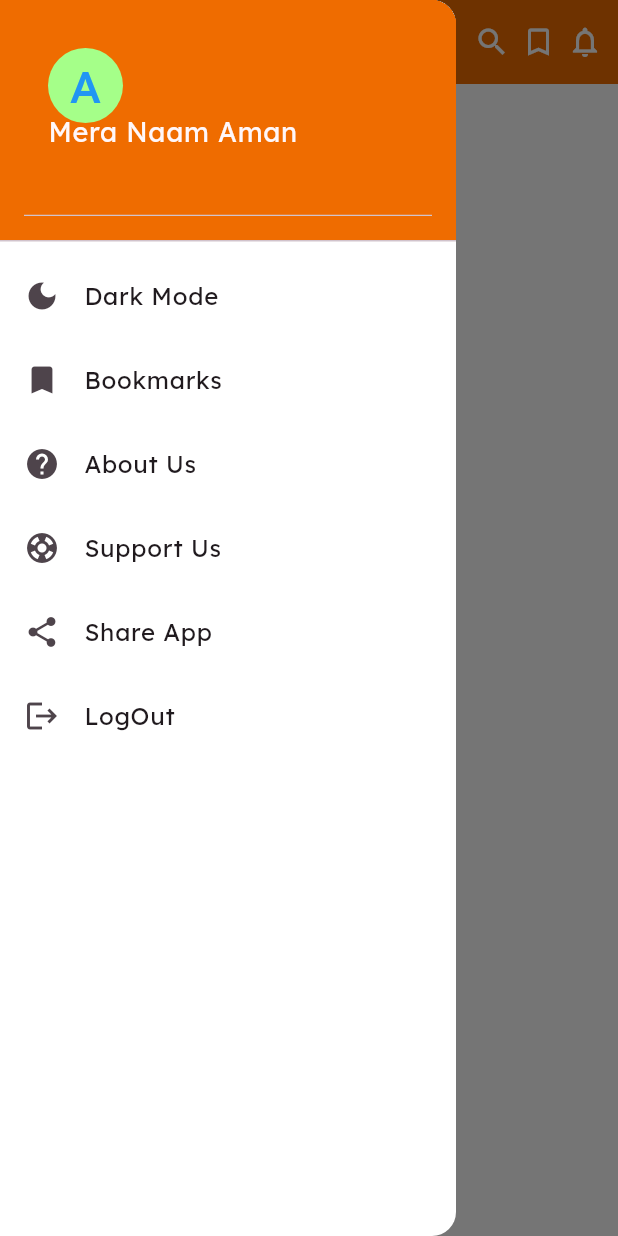
After one commit to Amangupta9026/bhagavad_gita, a Flutter app: the HomeScreen screen opened by its route, after a tap on the "menu" icon, on a phone screen of 412 x 824 dp. The commit adds this screen. Run offline on Flutter 3.47's test engine with Material 2 defaults, Android fonts, the phone set to English and light mode, and no system bars; our stand-ins replace firebase_core, firebase_messaging, flutter_local_notifications, go_router, google_fonts, liquid_swipe; missing offline and left inert: bottom_bar_matu, in_app_update, serverpod, serverpod_client, serverpod_flutter; accounts and stored records are empty.

Commit message:
hello bhai

```diff
--- a/bhagavad_gita_flutter/lib/main.dart
+++ b/bhagavad_gita_flutter/lib/main.dart
@@ -1,6 +1,8 @@
 import 'package:bhagavad_gita_client/bhagavad_gita_client.dart';
+import 'package:bhagavad_gita_flutter/firebase_options.dart';
 import 'package:bhagavad_gita_flutter/router/app_route.dart';
 import 'package:bhagavad_gita_flutter/utils/theme.dart';
+import 'package:firebase_core/firebase_core.dart';
 import 'package:flutter/material.dart';
 import 'package:serverpod_flutter/serverpod_flutter.dart';
 
@@ -9,7 +11,7 @@ var client = Client('http://localhost:8080/')
   ..connectivityMonitor = FlutterConnectivityMonitor();
 Future<void> main() async {
   WidgetsFlutterBinding.ensureInitialized();
-  // await Firebase.initializeApp(options: DefaultFirebaseOptions.currentPlatform);
+  await Firebase.initializeApp(options: DefaultFirebaseOptions.currentPlatform);
   // await Prefs.init();
 
 
--- a/bhagavad_gita_flutter/lib/router/app_route.dart
+++ b/bhagavad_gita_flutter/lib/router/app_route.dart
@@ -1,4 +1,6 @@
 import 'package:bhagavad_gita_flutter/router/routes_names.dart';
+import 'package:bhagavad_gita_flutter/screen/home_screen/home_screen.dart';
+import 'package:bhagavad_gita_flutter/screen/main_screen.dart';
 import 'package:go_router/go_router.dart';
 
 import '../auth/borading_slider/on_boarding.dart';
@@ -23,5 +25,18 @@ final appRoute = GoRouter(initialLocation: getInitialRoute(), routes: [
       return const OnBoarding();
     },
   ),
-
+  GoRoute(
+    path: RouteNames.main,
+    name: RouteNames.main,
+    builder: (context, state) {
+      return const MainScreen();
+    },
+  ),
+  GoRoute(
+    path: RouteNames.home,
+    name: RouteNames.home,
+    builder: (context, state) {
+      return HomeScreen();
+    },
+  ),
 ]);
--- a/bhagavad_gita_flutter/lib/router/routes_names.dart
+++ b/bhagavad_gita_flutter/lib/router/routes_names.dart
@@ -1,5 +1,8 @@
 class RouteNames {
   static const String onBoarding = '/onBoarding';
+  static const String main = '/main';
+  static const String home = '/home';
+
 
 
 }
--- /dev/null
+++ b/bhagavad_gita_flutter/lib/screen/drawer/drawer.dart
@@ -0,0 +1,80 @@
+import '../../utils/file_collection.dart';
+
+class DrawerScreen extends StatelessWidget {
+  const DrawerScreen({super.key});
+
+  @override
+  Widget build(BuildContext context) {
+    return Drawer(
+      backgroundColor: Colors.white,
+      child: ListView(
+        padding: const EdgeInsets.all(0),
+        children: [
+          DrawerHeader(
+            decoration: BoxDecoration(
+              color: Colors.orange[800],
+            ), //BoxDecoration
+            child: UserAccountsDrawerHeader(
+              decoration: BoxDecoration(color: Colors.orange[800]),
+              accountName: const Text(
+                "Mera Naam Aman",
+                style: TextStyle(fontSize: 18),
+              ),
+              accountEmail: const Text(""),
+              currentAccountPictureSize: const Size.square(50),
+              currentAccountPicture: const CircleAvatar(
+                backgroundColor: Color.fromARGB(255, 165, 255, 137),
+                child: Text(
+                  "A",
+                  style: TextStyle(fontSize: 30.0, color: Colors.blue),
+                ), //Text
+              ), //circleAvatar
+            ), //UserAccountDrawerHeader
+          ), //DrawerHeader
+          ListTile(
+            leading: const Icon(Icons.dark_mode),
+            title: const Text('Dark Mode'),
+            onTap: () {
+              Navigator.pop(context);
+            },
+          ),
+          ListTile(
+            leading: const Icon(Icons.bookmark),
+            title: const Text('Bookmarks'),
+            onTap: () {
+              Navigator.pop(context);
+            },
+          ),
+          ListTile(
+            leading: const Icon(Icons.help),
+            title: const Text('About Us'),
+            onTap: () {
+              Navigator.pop(context);
+            },
+          ),
+          ListTile(
+            leading: const Icon(Icons.support),
+            title: const Text('Support Us'),
+            onTap: () {
+              Navigator.pop(context);
+            },
+          ),
+          ListTile(
+            leading: const Icon(Icons.share),
+            title: const Text('Share App'),
+            onTap: () {
+              Navigator.pop(context);
+            },
+          ),
+          ListTile(
+            leading: const Icon(Icons.logout),
+            title: const Text('LogOut'),
+            onTap: () {
+              Navigator.pop(context);
+            },
+          ),
+        ],
+      ),
+    ); //Drawe;
+  }
+}
--- /dev/null
+++ b/bhagavad_gita_flutter/lib/screen/home_screen/home_screen.dart
@@ -0,0 +1,53 @@
+import 'package:bhagavad_gita_flutter/utils/file_collection.dart';
+
+import '../drawer/drawer.dart';
+
+class HomeScreen extends StatelessWidget {
+  final GlobalKey<ScaffoldState> scaffoldStateKey = GlobalKey<ScaffoldState>();
+   HomeScreen({super.key});
+
+  @override
+  Widget build(BuildContext context) {
+    return Scaffold(
+        key: scaffoldStateKey,
+      drawer: const DrawerScreen(),
+      appBar: AppBar(
+          backgroundColor: Colors.orange[800],
+          leading: InkWell(
+              autofocus: true, onTap: () {
+            scaffoldStateKey.currentState?.openDrawer();
+              }, child: const Icon(Icons.menu)),
+          centerTitle: true,
+          title: const Column(
+            children: [
+              Text('|| Shri Hari ||'),
+              SizedBox(height: 5),
+              Text('Bhagavad Gita'),
+            ],
+          ),
+          actions: [
+            InkWell(
+              autofocus: true,
+              onTap: () {},
+              child: const Icon(Icons.search),
+            ),
+            const SizedBox(width: 7),
+            InkWell(
+              autofocus: true,
+              onTap: () {},
+              child: const Icon(Icons.bookmark_border),
+            ),
+            const SizedBox(width: 7),
+            InkWell(
+              autofocus: true,
+              onTap: () {},
+              child: const Icon(Icons.notifications_none),
+            ),
+            const SizedBox(width: 10),
+          ]),
+      body: const Center(
+        child: Text('Home Screen'),
+      ),
+    );
+  }
+}
--- a/bhagavad_gita_flutter/pubspec.yaml
+++ b/bhagavad_gita_flutter/pubspec.yaml
@@ -21,6 +21,7 @@ dependencies:
   # The following adds the Cupertino Icons font to your application.
   # Use with the CupertinoIcons class for iOS style icons.
   cupertino_icons: ^1.0.5
+  bottom_bar_matu: ^1.3.0
   google_fonts: ^4.0.4
   flutter_local_notifications: ^14.1.0
   go_router: ^7.1.1
@@ -31,6 +32,8 @@ dependencies:
   share_plus: ^6.3.4
   liquid_swipe: ^3.1.0
   firebase_crashlytics: ^3.3.2
+  firebase_core: ^2.13.0
+  firebase_auth: ^4.6.1
 
 flutter_launcher_icons:
   android: "launcher_icon"
```
Also changed, not shown: bhagavad_gita_flutter/lib/auth/borading_slider/page_one.dart (+8 -1 lines), bhagavad_gita_flutter/lib/auth/borading_slider/page_three.dart (+8 -1 lines), bhagavad_gita_flutter/lib/auth/borading_slider/page_two.dart (+8 -1 lines), bhagavad_gita_flutter/lib/in_app_update/in_app_update.dart (added, +30 -0 lines), bhagavad_gita_flutter/lib/notification/notification.dart (added, +40 -0 lines), bhagavad_gita_flutter/lib/notification/push_notification/firebase_messaging.dart (added, +37 -0 lines), bhagavad_gita_flutter/lib/notification/push_notification/push_notification.dart (added, +57 -0 lines), bhagavad_gita_flutter/lib/screen/main_screen.dart (added, +53 -0 lines), bhagavad_gita_flutter/pubspec.lock, 1 other file.
